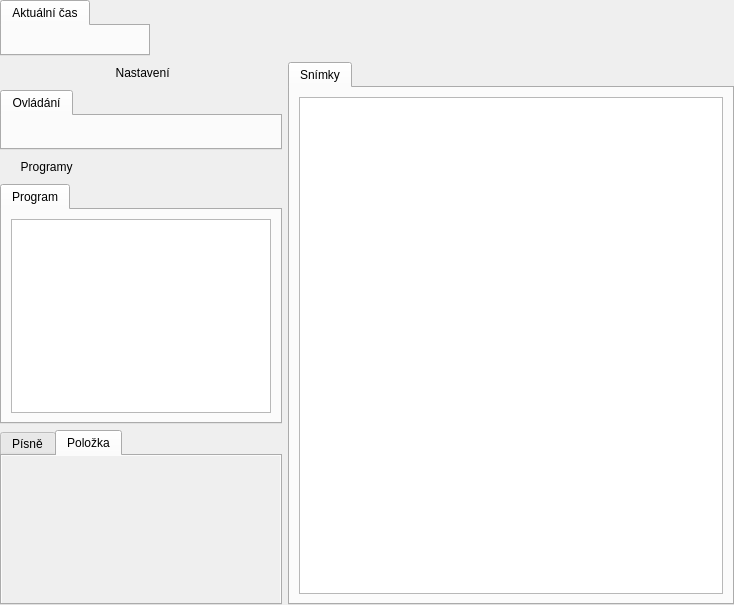
Old version of the form src/gui/mainwindow_presentationmode.ui in the repository CZDanol/StrawLumen.
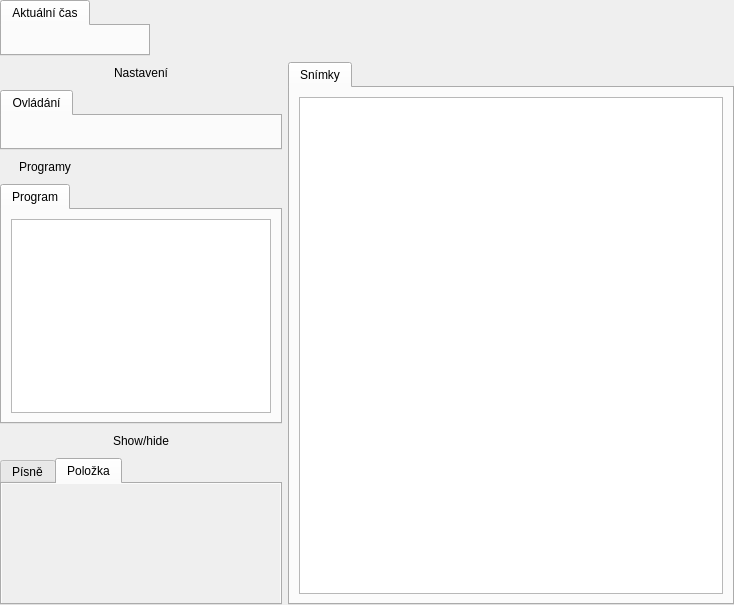
New version of the form. Icons and pictures are not drawn. Custom widgets are drawn as their Qt base class.

Commit message: Show/hide twLeftBottom, insert presentation items before/after

The edit to the form file:
```diff
--- a/src/gui/mainwindow_presentationmode.ui
+++ b/src/gui/mainwindow_presentationmode.ui
@@ -138,7 +138,7 @@
           <item>
            <widget class="QPushButton" name="btnSettings">
             <property name="text">
-             <string> Nastavení</string>
+             <string>Nastavení</string>
             </property>
             <property name="icon">
              <iconset resource="../../res/resources.qrc">
@@ -335,7 +335,7 @@
           <item>
            <widget class="QPushButton" name="btnPlaylists">
             <property name="text">
-             <string> Programy</string>
+             <string>Programy</string>
             </property>
             <property name="icon">
              <iconset resource="../../res/resources.qrc">
@@ -453,6 +453,38 @@
          </widget>
         </widget>
        </item>
+       <item>
+        <widget class="QWidget" name="twLeftBottomCorner" native="true">
+         <layout class="QHBoxLayout" name="horizontalLayout_8">
+          <property name="leftMargin">
+           <number>0</number>
+          </property>
+          <property name="topMargin">
+           <number>0</number>
+          </property>
+          <property name="rightMargin">
+           <number>0</number>
+          </property>
+          <property name="bottomMargin">
+           <number>0</number>
+          </property>
+          <item>
+           <widget class="QPushButton" name="btnShowHideTwLeftBottom">
+            <property name="text">
+             <string notr="true">Show/hide</string>
+            </property>
+            <property name="icon">
+             <iconset resource="../../res/resources.qrc">
+              <normaloff>:/icons/16/Expand Arrow_16px.png</normaloff>:/icons/16/Expand Arrow_16px.png</iconset>
+            </property>
+            <property name="flat">
+             <bool>true</bool>
+            </property>
+           </widget>
+          </item>
+         </layout>
+        </widget>
+       </item>
        <item>
         <widget class="QTabWidget" name="twLeftBottom">
          <property name="sizePolicy">
@@ -524,7 +556,7 @@
                 <x>0</x>
                 <y>0</y>
                 <width>302</width>
-                <height>119</height>
+                <height>89</height>
                </rect>
               </property>
               <layout class="QVBoxLayout" name="verticalLayout_9"/>
```
The commit also changes 15 other files.
